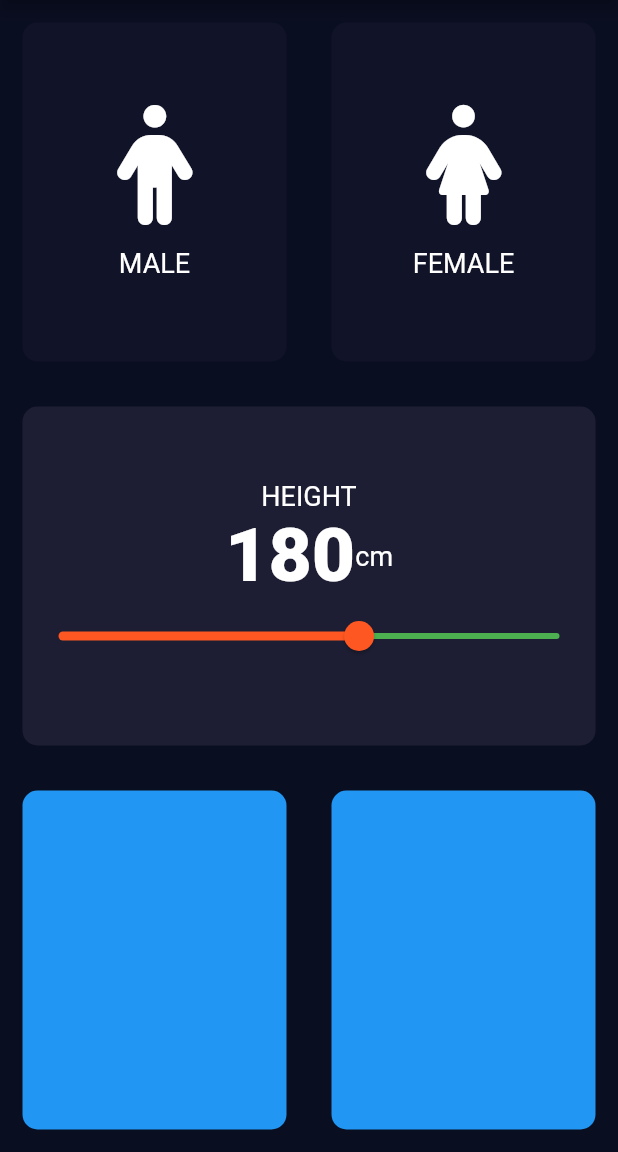
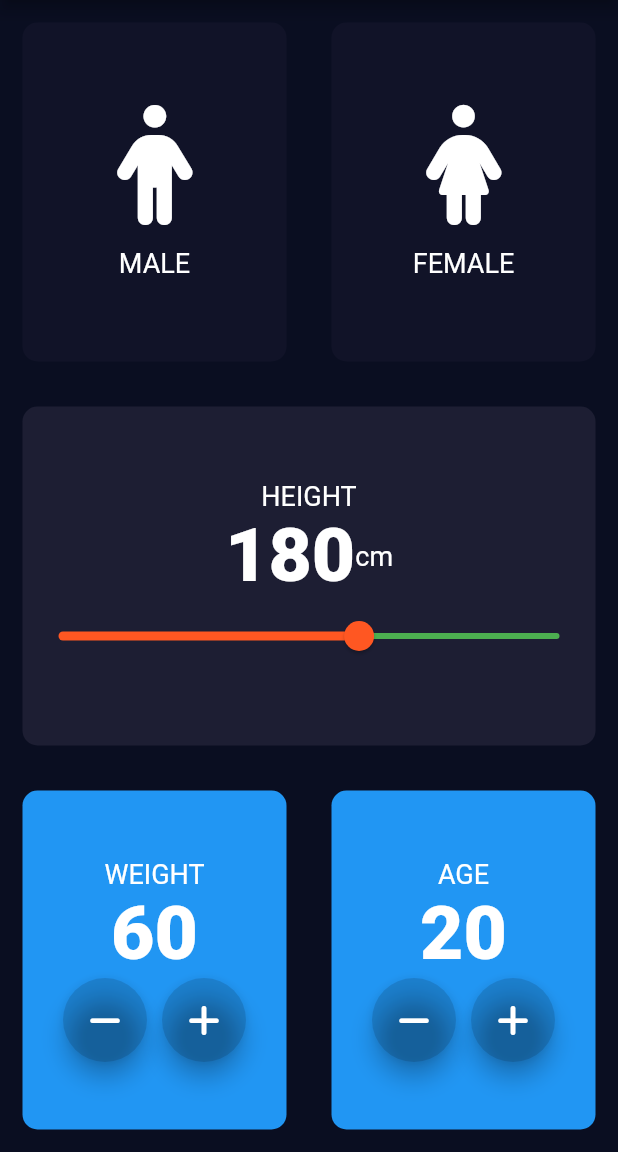
Before and after one commit to Zainulabdi/Zainulabdin, a Flutter app: the screen it shows after launch, on a phone screen of 412 x 824 dp, the part 84-1236 px from its top. Run offline on Flutter 3.47's test engine with Material 2 defaults, Android fonts, the light colour scheme and no system bars; our stand-ins replace audioplayers, font_awesome_flutter, rflutter_alert.

Commit message:
Floting action button  Custom Creation
Custom button
Floting Action button

```diff
--- a/bmi-calculator-flutter-master/lib/input_page.dart
+++ b/bmi-calculator-flutter-master/lib/input_page.dart
@@ -4,6 +4,7 @@ import 'package:font_awesome_flutter/font_awesome_flutter.dart';
 import 'IconTextFile.dart';
 import 'ContainerFile.dart';
 import 'constantfile.dart';
+
 
 enum Gender{
   male,
@@ -18,6 +19,8 @@ class InputPage extends StatefulWidget {
 class _InputPageState extends State<InputPage> {
   Gender selectGender;
   int SliderHeight=180;
+  int SliderWeight=60;
+  int sliderAge=20;
   // Color maleColor = deActiveColor;
  // Color feMalecolor = deActiveColor;
   //void updateColor(Gender gendertype) {
@@ -117,14 +120,110 @@ class _InputPageState extends State<InputPage> {
           ),
           Expanded(child:  Row(
     children: [
-    Expanded(child: new RepeatContainerCode(colors: Colors.blue),
+    Expanded(child: new RepeatContainerCode(
+        colors: Colors.blue,
+      cardwidget: Column(
+        mainAxisAlignment: MainAxisAlignment.center,
+        children: [
+          Text (
+            'WEIGHT',
+            style: kLabelStyle,
+          ),
+          Text(
+              SliderWeight.toString(),
+              style: kNumberstyle,
+          ),
+          Row(
+            mainAxisAlignment:MainAxisAlignment.center,
+            children: [
+              RoundIcon(
+                iconData: FontAwesomeIcons.minus,
+                onPress: (){
+                  setState(() {
+                    SliderWeight--;
+                  });
+                } ,
+              ),
+              SizedBox(width: 10.0,),
+              RoundIcon(
+                iconData: FontAwesomeIcons.plus,
+                onPress: (){
+                  setState(() {
+                    SliderWeight++;
+                  });
+                } ,
+              ),
+            ],
+              ),
+            ],
+            ),
     ),
-    Expanded(child:new RepeatContainerCode(colors: Colors.blue),
+    ),
+              Expanded(child:new RepeatContainerCode(
+              colors: Colors.blue,
+                cardwidget: Column(
+                  mainAxisAlignment: MainAxisAlignment.center,
+                  children: [
+                    Text (
+                      'AGE',
+                      style: kLabelStyle,
+                    ),
+                    Text(
+                      sliderAge.toString(),
+                      style: kNumberstyle,
+                    ),
+                    Row(
+                      mainAxisAlignment:MainAxisAlignment.center,
+                      children: [
+                        RoundIcon(
+                          iconData: FontAwesomeIcons.minus,
+                          onPress: (){
+                            setState(() {
+                              sliderAge--;
+                            });
+                          } ,
+                        ),
+                        SizedBox(width: 10.0,),
+                        RoundIcon(
+                          iconData: FontAwesomeIcons.plus,
+                          onPress: (){
+                            setState(() {
+                              sliderAge++;
+                            });
+                          } ,
+                        ),
+                      ],
+                    ),
+                  ],
+                ),
+    ),
     ),
     ],
-    ),),
-        ],
-      )
+    ),
+    ),
+  ],
+    ),
+);
+  }
+}
+
+class RoundIcon extends StatelessWidget {
+  RoundIcon({@required this.iconData, @required this.onPress});
+final IconData iconData;
+final Function onPress;
+  @override
+  Widget build(BuildContext context) {
+    return RawMaterialButton(
+      child: Icon(iconData),
+      onPressed: onPress,
+      elevation: 6.0,
+      constraints: BoxConstraints.tightFor(
+        height: 56.0,
+        width: 56.0,
+      ),
+      shape: CircleBorder(),
+      fillColor: Colors.black12,
+
     );
   }
 }
```
